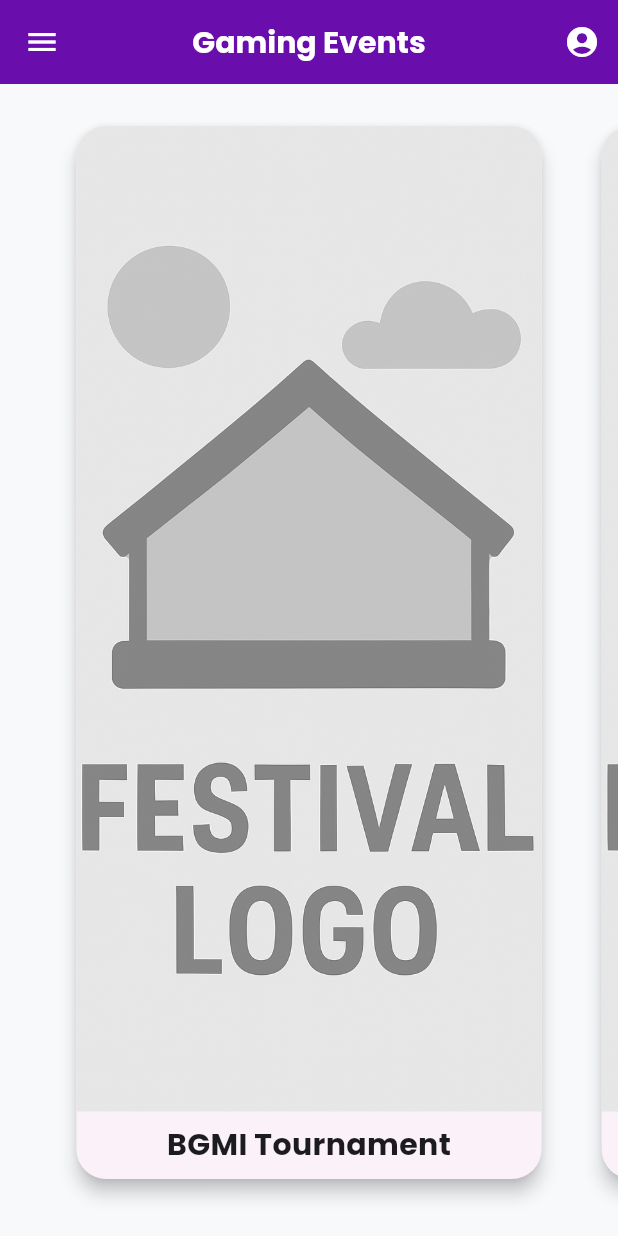
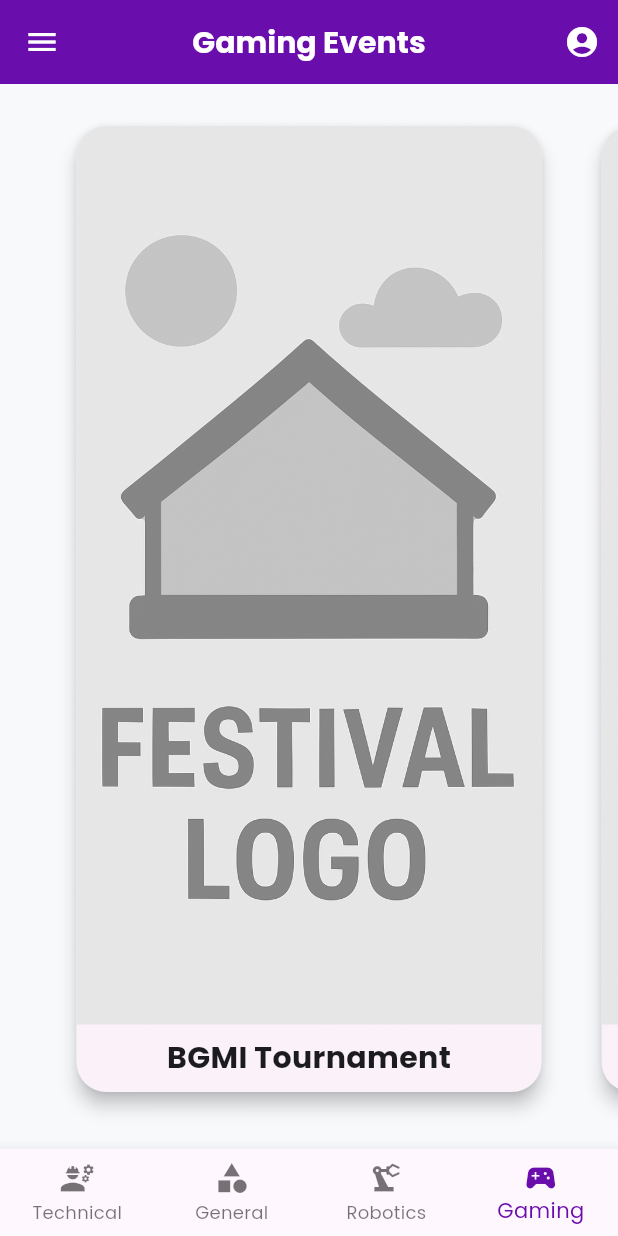
Before and after one commit to Subhranil2004/instruo-app, a Flutter app: the GamingPage screen opened directly, on a phone screen of 412 x 824 dp. Run offline on Flutter 3.47's test engine with Material 3 defaults, Android fonts, the phone set to English and light mode, and no system bars; our stand-ins replace firebase_core, google_fonts, permission_handler; accounts and stored records are empty.

Commit message:
[ADD]: Bottom navbar, firebase config

```diff
--- a/lib/events/gaming_page.dart
+++ b/lib/events/gaming_page.dart
@@ -1,5 +1,6 @@
 import 'package:flutter/material.dart';
 import '../widgets/app_drawer.dart';
+import '../widgets/events_bottom_nav.dart';
 
 class GamingPage extends StatelessWidget {
   final List<Map<String, String>> gamingEvents = [
@@ -75,6 +76,7 @@
           ),
         ],
       ),
+      bottomNavigationBar: const EventsBottomNav(currentIndex: 3),
     );
   }
 }
--- a/lib/events/general_page.dart
+++ b/lib/events/general_page.dart
@@ -1,5 +1,6 @@
 import 'package:flutter/material.dart';
 import '../widgets/app_drawer.dart';
+import '../widgets/events_bottom_nav.dart';
 
 class GeneralPage extends StatelessWidget {
   final List<Map<String, String>> generalEvents = [
@@ -75,6 +76,7 @@
           ),
         ],
       ),
+      bottomNavigationBar: const EventsBottomNav(currentIndex: 1),
     );
   }
 }
--- a/lib/events/robotics_page.dart
+++ b/lib/events/robotics_page.dart
@@ -1,5 +1,6 @@
 import 'package:flutter/material.dart';
 import '../widgets/app_drawer.dart';
+import '../widgets/events_bottom_nav.dart';
 
 class RoboticsPage extends StatelessWidget {
   final List<Map<String, String>> roboticsEvents = [
@@ -77,6 +78,7 @@
           ),
         ],
       ),
+      bottomNavigationBar: const EventsBottomNav(currentIndex: 2),
     );
   }
 }
--- a/lib/events/technical_page.dart
+++ b/lib/events/technical_page.dart
@@ -1,5 +1,6 @@
 import 'package:flutter/material.dart';
 import '../widgets/app_drawer.dart';
+import '../widgets/events_bottom_nav.dart';
 
 class TechnicalPage extends StatelessWidget {
   // Dummy technical event data
@@ -76,6 +77,7 @@
           ),
         ],
       ),
+      bottomNavigationBar: const EventsBottomNav(currentIndex: 0),
     );
   }
 }
--- /dev/null
+++ b/lib/widgets/events_bottom_nav.dart
@@ -0,0 +1,66 @@
+import 'package:flutter/material.dart';
+
+import '../events/technical_page.dart';
+import '../events/general_page.dart';
+import '../events/robotics_page.dart';
+import '../events/gaming_page.dart';
+
+/// Bottom navigation used across event pages: Technical, General, Robotics, Gaming
+class EventsBottomNav extends StatelessWidget {
+  final int currentIndex; // 0: Technical, 1: General, 2: Robotics, 3: Gaming
+
+  const EventsBottomNav({super.key, required this.currentIndex});
+
+  void _navigate(BuildContext context, int index) {
+    if (index == currentIndex) return; // no-op if already on the tab
+
+    Widget target;
+    switch (index) {
+      case 0:
+        target = TechnicalPage();
+        break;
+      case 1:
+        target = GeneralPage();
+        break;
+      case 2:
+        target = RoboticsPage();
+        break;
+      case 3:
+      default:
+        target = GamingPage();
+        break;
+    }
+
+    // Replace to avoid stacking multiple pages while switching tabs
+    Navigator.of(context).pushReplacement(
+      MaterialPageRoute(builder: (_) => target),
+    );
+  }
+
+  @override
+  Widget build(BuildContext context) {
+    return BottomNavigationBar(
+      currentIndex: currentIndex,
+      type: BottomNavigationBarType.fixed,
+      onTap: (i) => _navigate(context, i),
+      items: const [
+        BottomNavigationBarItem(
+          icon: Icon(Icons.engineering),
+          label: 'Technical',
+        ),
+        BottomNavigationBarItem(
+          icon: Icon(Icons.category),
+          label: 'General',
+        ),
+        BottomNavigationBarItem(
+          icon: Icon(Icons.precision_manufacturing),
+          label: 'Robotics',
+        ),
+        BottomNavigationBarItem(
+          icon: Icon(Icons.sports_esports),
+          label: 'Gaming',
+        ),
+      ],
+    );
+  }
+}
--- a/pubspec.yaml
+++ b/pubspec.yaml
@@ -37,6 +37,9 @@
   # Use with the CupertinoIcons class for iOS style icons.
   cupertino_icons: ^1.0.8
   google_fonts: ^6.3.2
+  firebase_core: ^4.1.1
+  firebase_auth: ^6.1.0
+  cloud_firestore: ^6.0.2
 
 
 dev_dependencies:
```
Also changed, not shown: firebase.json (added), lib/firebase_options.dart (added), pubspec.lock, 6 other files.
